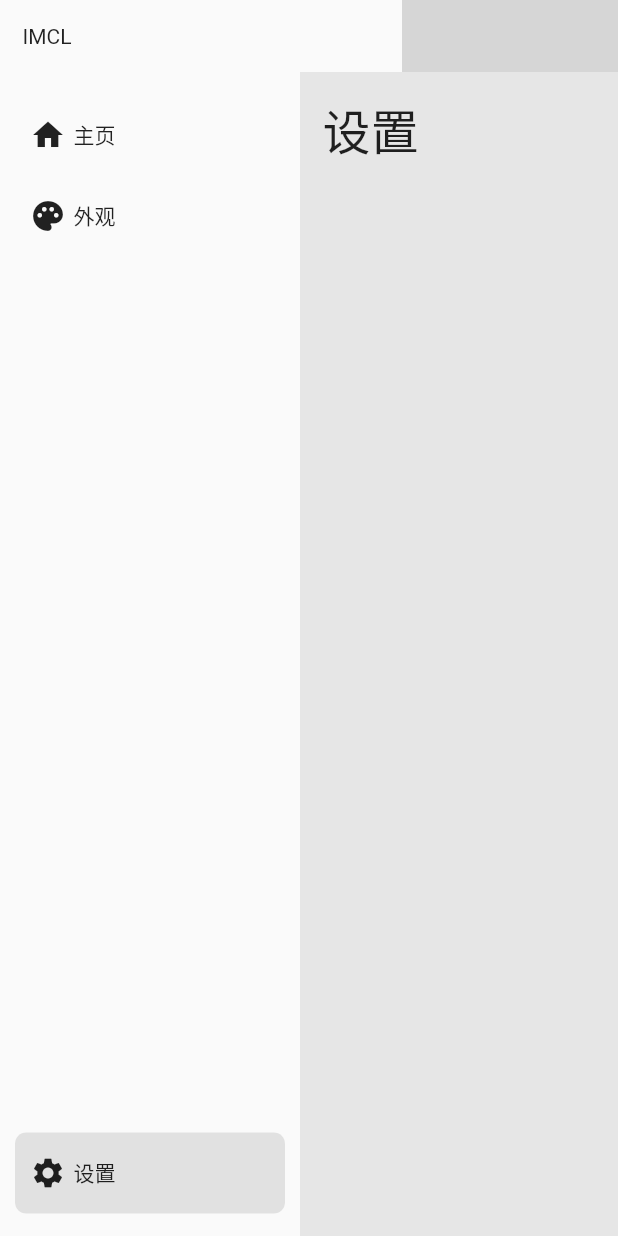
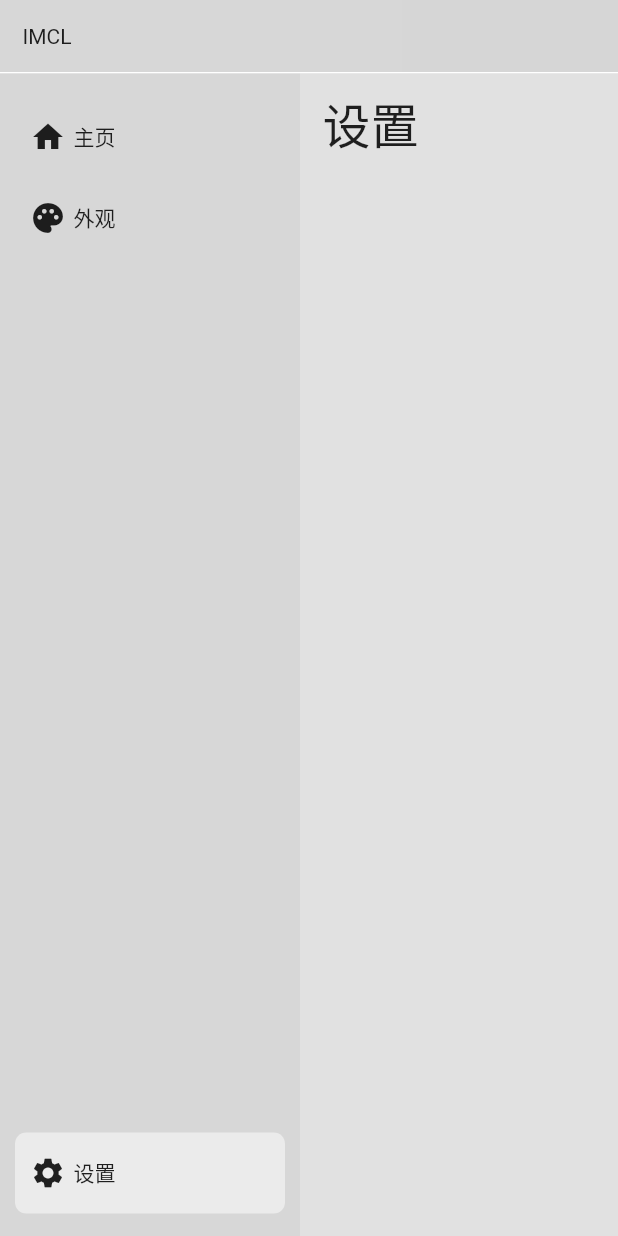
Before and after one commit to iCraftDreamers/icl, a Flutter app: the screen it shows after launch, after a tap on "外观", after a tap on "设置", on a phone screen of 412 x 824 dp. Run offline on Flutter 3.47's test engine with Material 2 defaults, Android fonts, the phone set to English and light mode, and no system bars; our stand-ins replace file_picker, get; missing offline and left inert: bitsdojo_window; grey boxes are pictures that could not be loaded.

Commit message:
更新主题 Changes to be committed: 	modified:   lib/components/window_bar.dart 	modified:   lib/components/window_surface.dart 	modified:   lib/controllers/themes.dart 	modified:   lib/main.dart 	modified:   lib/routes/appearance.dart 	modified:   lib/routes/home.dart 	modified:   lib/routes/setting.dart 	modified:   lib/widgets/button.dart 	modified:   lib/widgets/page.dart 	modified:   lib/widgets/theme.dart 	modified:   pubspec.lock 	modified:   pubspec.yaml

```diff
--- a/lib/components/window_bar.dart
+++ b/lib/components/window_bar.dart
@@ -2,7 +2,6 @@ import 'package:flutter/material.dart';
 
 import 'package:bitsdojo_window/bitsdojo_window.dart';
 import 'package:get/get.dart';
-import 'package:imcl/controllers/themes.dart';
 
 class WindowBar extends StatelessWidget {
   const WindowBar({super.key});
@@ -31,7 +30,7 @@ class WindowBar extends StatelessWidget {
 
     return WindowTitleBarBox(
       child: Container(
-        color: Get.theme.canvasColor,
+        color: Theme.of(context).appBarTheme.backgroundColor,
         child: Row(
           children: [
             Expanded(
--- a/lib/components/window_surface.dart
+++ b/lib/components/window_surface.dart
@@ -1,12 +1,11 @@
 import 'package:flutter/material.dart';
 import 'package:get/get.dart';
 
-import 'package:imcl/routes/home.dart';
-import 'package:imcl/routes/appearance.dart';
-import 'package:imcl/routes/setting.dart';
-import 'package:imcl/widgets/button.dart';
-
-import '../widgets/route_builder.dart';
+import '/routes/home.dart';
+import '/routes/appearance.dart';
+import '/routes/setting.dart';
+import '/widgets/button.dart';
+import '/widgets/route_builder.dart';
 
 class MyHomePage extends StatelessWidget {
   const MyHomePage({super.key});
@@ -28,7 +27,7 @@ class MyHomePage extends StatelessWidget {
 
       return Container(
         width: 200,
-        color: Theme.of(context).canvasColor,
+        color: Theme.of(context).appBarTheme.backgroundColor,
         padding: const EdgeInsets.symmetric(horizontal: 10, vertical: 15),
         child: Column(
           children: children,
@@ -40,8 +39,8 @@ class MyHomePage extends StatelessWidget {
     Widget navigationView() {
       return Expanded(
         child: Container(
-          padding: const EdgeInsets.symmetric(vertical: 15, horizontal: 15),
-          color: Get.theme.splashColor,
+          padding: const EdgeInsets.symmetric(vertical: 0, horizontal: 15),
+          color: Theme.of(context).scaffoldBackgroundColor,
           child: Navigator(
             key: Get.nestedKey(1), // create a key by index
             initialRoute: '/home',
@@ -54,6 +53,7 @@ class MyHomePage extends StatelessWidget {
                 case '/setting':
                   return createRoute(const SettingPage());
               }
+              return null;
             },
           ),
         ),
--- a/lib/controllers/themes.dart
+++ b/lib/controllers/themes.dart
@@ -1,5 +1,19 @@
 import 'package:get/get.dart';
 
 class ThemesController extends GetxController {
-  RxBool adaptive = false.obs;
+  RxList<bool> isSelected = [
+    true,
+    false,
+    false,
+  ].obs;
+
+  void updateIsSelected(index) {
+    isSelected = [
+      false,
+      false,
+      false,
+    ].obs;
+    isSelected[index] = true;
+    update();
+  }
 }
--- a/lib/main.dart
+++ b/lib/main.dart
@@ -2,8 +2,8 @@ import 'package:flutter/material.dart';
 
 import 'package:bitsdojo_window/bitsdojo_window.dart';
 import 'package:get/get.dart';
-import 'package:imcl/widgets/theme.dart';
 
+import 'widgets/theme.dart';
 import 'components/window_surface.dart';
 import 'components/window_bar.dart';
 
@@ -29,10 +29,9 @@ class MyApp extends StatelessWidget {
         body: Column(
           children: const [
             WindowBar(),
-            // Divider(
-            //   color: Get.theme.cardColor,
-            //   height: 1,
-            // ),
+            Divider(
+              height: 1,
+            ),
             Expanded(child: MyHomePage()),
           ],
         ),
@@ -40,9 +39,9 @@ class MyApp extends StatelessWidget {
     }
 
     return GetMaterialApp(
-      theme: lightTheme,
+      theme: MyThemes.lightTheme,
+      darkTheme: MyThemes.darkTheme,
       themeMode: ThemeMode.light,
-      darkTheme: darkTheme,
       debugShowCheckedModeBanner: false,
       home: home(),
     );
--- a/lib/routes/appearance.dart
+++ b/lib/routes/appearance.dart
@@ -1,9 +1,8 @@
-import 'package:flutter/cupertino.dart';
 import 'package:flutter/material.dart';
 import 'package:get/get.dart';
 import 'package:imcl/controllers/themes.dart';
 
-import '../widgets/page.dart';
+import '/widgets/page.dart';
 
 class AppearancePage extends BasePage with BasicPage {
   const AppearancePage({super.key});
@@ -11,8 +10,33 @@ class AppearancePage extends BasePage with BasicPage {
   @override
   String pageName() => "外观";
 
-  @override
-  List<Widget> get body => [
+  Widget body(context) {
+    ThemeMode? themeModeChange(index) {
+      switch (index) {
+        case 0:
+          return ThemeMode.system;
+        case 1:
+          return ThemeMode.light;
+        case 2:
+          return ThemeMode.dark;
+      }
+      return null;
+    }
+
+    Widget toggleButton(IconData i, lable) {
+      return Padding(
+        padding: const EdgeInsets.symmetric(horizontal: 5),
+        child: Row(
+          children: [Icon(i), const SizedBox(width: 5), Text(lable)],
+        ),
+      );
+    }
+
+    Get.put(ThemesController());
+
+    return Column(
+      crossAxisAlignment: CrossAxisAlignment.start,
+      children: [
         const Text("主题", style: TextStyle(fontSize: 24)),
         const SizedBox(height: 5),
         Container(
@@ -20,27 +44,45 @@ class AppearancePage extends BasePage with BasicPage {
           padding: const EdgeInsets.symmetric(horizontal: 10),
           decoration: BoxDecoration(
             borderRadius: BorderRadius.circular(7.5),
-            color: Get.theme.highlightColor,
+            color: Theme.of(context).highlightColor,
           ),
           child: Row(
             children: [
-              const Text("深色模式"),
+              const Text("颜色"),
               const Spacer(),
-              ValueBuilder<bool?>(
-                initialValue: Get.isDarkMode,
-                builder: (value, updateFn) => CupertinoSwitch(
-                  trackColor: Get.theme.highlightColor,
-                  value: value!,
-                  onChanged: updateFn,
+              Padding(
+                padding: const EdgeInsets.symmetric(vertical: 5),
+                child: GetBuilder<ThemesController>(
+                  builder: (c) => ToggleButtons(
+                    borderRadius: const BorderRadius.all(Radius.circular(7.5)),
+                    isSelected: c.isSelected,
+                    onPressed: (index) => {
+                      c.updateIsSelected(index),
+                      Get.changeThemeMode(themeModeChange(index)!),
+                    },
+                    children: [
+                      const Padding(
+                        padding: EdgeInsets.symmetric(horizontal: 5),
+                        child: Text("跟随系统"),
+                      ),
+                      toggleButton(Icons.light_mode, "浅色"),
+                      toggleButton(Icons.nights_stay, "深色"),
+                    ],
+                  ),
                 ),
-                onUpdate: (value) {
-                  Get.changeTheme(
-                    value! ? ThemeData.dark() : ThemeData.light(),
-                  );
-                },
               ),
             ],
           ),
         ),
-      ];
+      ],
+    );
+  }
+
+  @override
+  Widget build(BuildContext context) {
+    return Column(
+      crossAxisAlignment: CrossAxisAlignment.start,
+      children: [head(), body(context)],
+    );
+  }
 }
--- a/lib/routes/home.dart
+++ b/lib/routes/home.dart
@@ -2,7 +2,8 @@ import 'dart:io';
 
 import 'package:file_picker/file_picker.dart';
 import 'package:flutter/material.dart';
-import 'package:imcl/widgets/page.dart';
+
+import '/widgets/page.dart';
 
 class HomePage extends BasePage with BasicPage {
   const HomePage({super.key});
@@ -10,13 +11,16 @@ class HomePage extends BasePage with BasicPage {
   @override
   String pageName() => "主页";
 
-  @override
-  List<Widget> get body => [
-        Align(
+  Widget body() {
+    return Align(
       alignment: Alignment.bottomRight,
       child: ElevatedButton(
         onPressed: () async {
-              FilePickerResult? result = await FilePicker.platform.pickFiles();
+          FilePickerResult? result = await FilePicker.platform.pickFiles(
+            type: FileType.custom,
+            initialDirectory: 'C:',
+            allowedExtensions: ['exe'],
+          );
           if (result != null) {
             File file = File(result.files.single.path.toString());
             print(file);
@@ -26,6 +30,14 @@ class HomePage extends BasePage with BasicPage {
         },
         child: const Text('开始游戏'),
       ),
-        ),
-      ];
+    );
   }
+
+  @override
+  Widget build(BuildContext context) {
+    return Column(
+      crossAxisAlignment: CrossAxisAlignment.start,
+      children: [head(), body()],
+    );
+  }
+}
--- a/lib/routes/setting.dart
+++ b/lib/routes/setting.dart
@@ -1,8 +1,22 @@
-import 'package:imcl/widgets/page.dart';
+import 'package:flutter/cupertino.dart';
+
+import '/widgets/page.dart';
 
 class SettingPage extends BasePage with BasicPage {
   const SettingPage({super.key});
 
   @override
   String pageName() => "设置";
+
+  Widget body() {
+    return const SizedBox();
+  }
+
+  @override
+  Widget build(BuildContext context) {
+    return Column(
+      crossAxisAlignment: CrossAxisAlignment.start,
+      children: [head(), body()],
+    );
+  }
 }
--- a/lib/widgets/button.dart
+++ b/lib/widgets/button.dart
@@ -1,6 +1,7 @@
 import 'package:flutter/material.dart';
 import 'package:get/get.dart';
-import 'package:imcl/controllers/pages.dart';
+
+import '/controllers/pages.dart';
 
 abstract class Button extends StatelessWidget {
   const Button({super.key});
@@ -22,30 +23,30 @@ class NavigationButton extends Button {
 
   @override
   Widget build(BuildContext context) {
-    final c = Get.put(PagesController()); // Controller
+    final c = Get.put(PagesController());
     const List<String> routeName = [
       "/home",
       "/appearance",
       "/setting",
     ];
 
-    return SizedBox(
-      height: 54,
-      child: GestureDetector(
+    return GestureDetector(
       onTap: () {
         if (c.current.value != index) {
           c.updateCurrent(index.obs);
           Get.offAndToNamed(routeName[c.current.value], id: 1);
         }
       },
+      child: SizedBox(
+        height: 54,
         child: GetBuilder<PagesController>(
           builder: (c) => AnimatedContainer(
             duration: const Duration(milliseconds: 200),
             decoration: BoxDecoration(
               borderRadius: BorderRadius.circular(borderRadius),
               color: c.current.value == index
-                  ? Get.theme.highlightColor
-                  : Get.theme.tabBarTheme.labelColor,
+                  ? Theme.of(context).highlightColor
+                  : Theme.of(context).appBarTheme.backgroundColor,
             ),
             child: Row(
               children: [
--- a/lib/widgets/page.dart
+++ b/lib/widgets/page.dart
@@ -4,21 +4,13 @@ abstract class BasePage extends StatelessWidget {
   const BasePage({super.key});
 
   String pageName();
-  final List<Widget> body = const <Widget>[];
 }
 
 mixin BasicPage on BasePage {
-  @override
-  Widget build(BuildContext context) {
-    List<Widget> children = <Widget>[
-      Text(pageName(), style: const TextStyle(fontSize: 32)),
-      const SizedBox(height: 10),
-    ];
-    children.addAll(body);
-
-    return Column(
-      crossAxisAlignment: CrossAxisAlignment.start,
-      children: children,
+  Widget head() {
+    return Padding(
+      padding: const EdgeInsets.symmetric(vertical: 10, horizontal: 0),
+      child: Text(pageName(), style: const TextStyle(fontSize: 32)),
     );
   }
 }
--- a/lib/widgets/theme.dart
+++ b/lib/widgets/theme.dart
@@ -1,11 +1,22 @@
 import 'package:flutter/material.dart';
 
-final textTheme = ThemeData.light().textTheme.apply(
-      bodyColor: Colors.white,
-      displayColor: Colors.white,
-    );
-final ThemeData lightTheme = ThemeData.light().copyWith();
-final ThemeData darkTheme = ThemeData.dark().copyWith();
-final ThemeData theme = ThemeData(
-  primarySwatch: Colors.amber,
-);
+class MyThemes {
+  static final ThemeData lightTheme = ThemeData.light().copyWith(
+    useMaterial3: true,
+    appBarTheme: ThemeData.light().appBarTheme.copyWith(
+          backgroundColor: const Color.fromRGBO(215, 215, 215, 1),
+        ),
+    highlightColor: const Color.fromRGBO(235, 235, 235, 1),
+    scaffoldBackgroundColor: const Color.fromRGBO(225, 225, 225, 1),
+  );
+  static final ThemeData darkTheme = ThemeData.dark().copyWith(
+    useMaterial3: true,
+    appBarTheme: ThemeData.dark().appBarTheme.copyWith(
+          backgroundColor: const Color.fromRGBO(68, 68, 68, 1),
+        ),
+  );
+  static final textTheme = ThemeData.light().textTheme.apply(
+        bodyColor: Colors.white,
+        displayColor: Colors.white,
+      );
+}
--- a/pubspec.yaml
+++ b/pubspec.yaml
@@ -37,8 +37,6 @@ dependencies:
   get:
 
   google_fonts:
-
-  fluent_ui:
 
   page_transition:
 
```
Also changed, not shown: pubspec.lock. Lines whose indentation alone changed are shown as unchanged.
